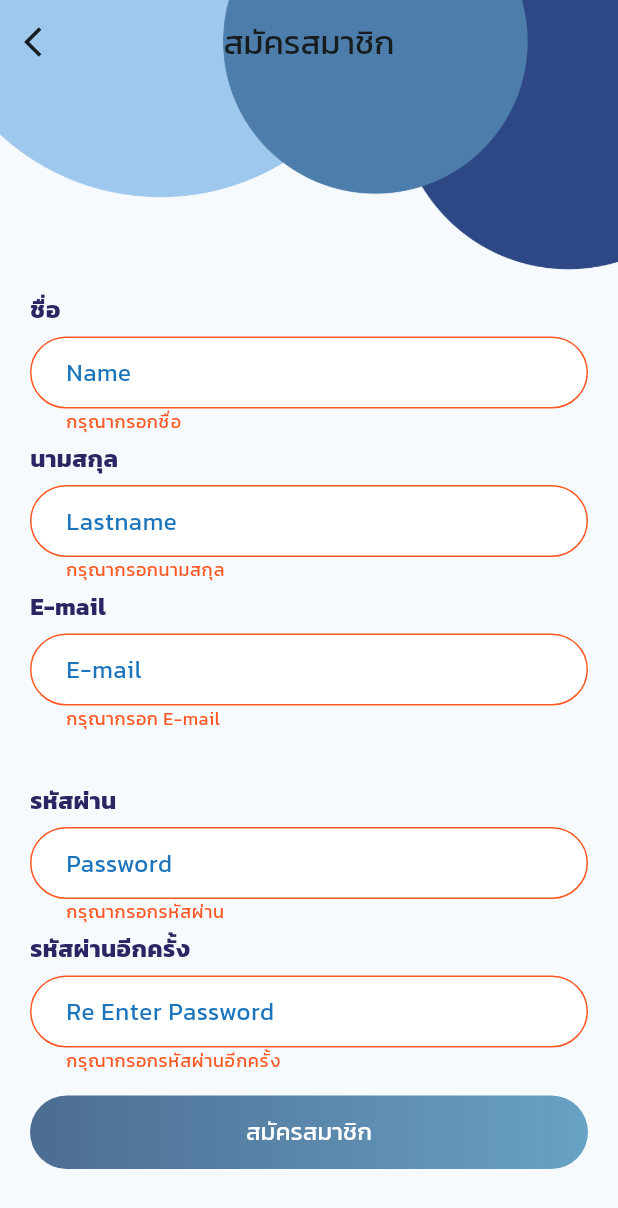
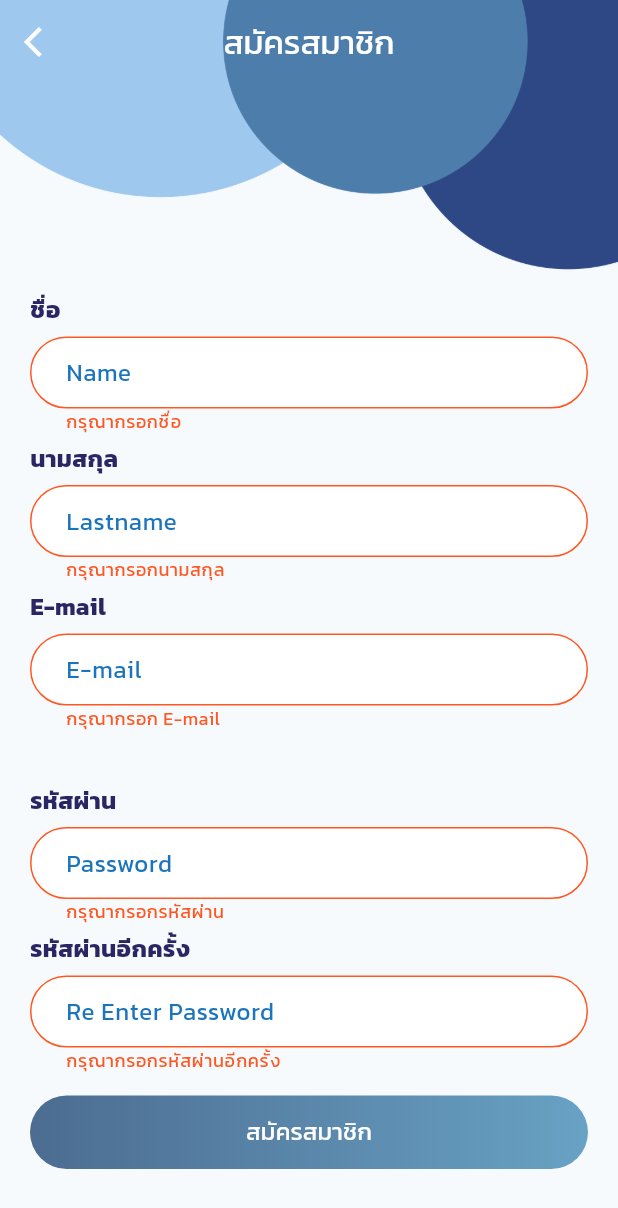
Before and after one commit to Wutthiphon/Flutter_Mobile_CS_Locker, a Flutter app: the SignUpPage screen opened directly, after a tap on "สมัครสมาชิก", on a phone screen of 412 x 824 dp. Shown: the top 1208 px of the screen. Run offline on Flutter 3.47's test engine with Material 3 defaults, Android fonts, the phone set to English and light mode, and no system bars; our stand-ins replace flutter_dotenv, flutter_otp_text_field, font_awesome_flutter, shared_preferences; accounts and stored records are empty.

```diff
--- a/lib/pages/auth/signup_page.dart
+++ b/lib/pages/auth/signup_page.dart
@@ -1,6 +1,5 @@
 import 'package:flutter/material.dart';
 import 'package:flutter_cs_locker_project/services/api/auth_api.dart';
-import 'package:flutter_cs_locker_project/services/storage/storage.dart';
 
 // Data Type
 import 'package:flutter_cs_locker_project/services/data_type.dart';
@@ -11,7 +10,7 @@ import 'package:flutter_cs_locker_project/components/custom_elevated_button.dart
 import 'package:flutter_cs_locker_project/components/dialog/loading_dialog.dart';
 
 // Pages
-import 'package:flutter_cs_locker_project/pages/auth/signup_success_page.dart';
+import 'package:flutter_cs_locker_project/pages/auth/signup_otp_page.dart';
 
 class SignUpPage extends StatefulWidget {
   const SignUpPage({super.key});
@@ -67,47 +66,40 @@ class _SignUpPageState extends State<SignUpPage> {
         return;
       }
 
-      showLoadingDialog(context);
-      isApiLoading = true;
+      Navigator.pushReplacement(
+        context,
+        MaterialPageRoute(
+          builder: (context) => const SignUpOTPPage(),
+        ),
+      );
 
-      httpAuthAPIService
-          .register(
-        RegisterUserData(
-          firstname: signupUserData.firstname.text,
-          lastname: signupUserData.lastname.text,
-          email: signupUserData.email.text,
-          password: signupUserData.password.text,
-        ),
-      )
-          .then(
-        (res) {
-          isApiLoading = false;
-          hideLoadingDialog(context);
-          if (res.containsKey('error') && !!res['error']) {
-            setState(() {
-              isError = true;
-              errorMessage = res['message'];
-            });
-            return;
-          }
-          // Wait for OTP Page
-          // Navigator.pushReplacement(
-          //   context,
-          //   MaterialPageRoute(
-          //     builder: (context) => const SignUpSuccessPage(),
-          //   ),
-          // );
-          // Storage().saveData('AUTH_TOKEN', res['token']);
-          // Storage().saveJsonData(
-          //   'AUTH_USER',
-          //   {
-          //     'email': res['email'],
-          //     'firstname': res['firstname'],
-          //     'lastname': res['lastname'],
-          //   },
-          // );
-        },
-      );
+      // showLoadingDialog(context);
+      // isApiLoading = true;
+
+      // httpAuthAPIService
+      //     .register(
+      //   RegisterUserData(
+      //     firstname: signupUserData.firstname.text,
+      //     lastname: signupUserData.lastname.text,
+      //     email: signupUserData.email.text,
+      //     password: signupUserData.password.text,
+      //   ),
+      // )
+      //     .then(
+      //   (res) {
+      //     isApiLoading = false;
+      //     hideLoadingDialog(context);
+      //     if (res.containsKey('error') && !!res['error']) {
+      //       setState(() {
+      //         isError = true;
+      //         errorMessage = res['message'];
+      //       });
+      //       return;
+      //     }
+
+      //     // Send To OTP Page With Params
+      //   },
+      // );
     }
   }
 
@@ -127,12 +119,20 @@ class _SignUpPageState extends State<SignUpPage> {
               : Colors.transparent,
           child: AppBar(
             leading: IconButton(
-              icon: const Icon(Icons.arrow_back_ios),
+              icon: const Icon(
+                Icons.arrow_back_ios,
+                color: Colors.white,
+              ),
               onPressed: () {
                 Navigator.pop(context);
               },
             ),
-            title: const Text('สมัครสมาชิก'),
+            title: const Text(
+              'สมัครสมาชิก',
+              style: TextStyle(
+                color: Colors.white,
+              ),
+            ),
             centerTitle: true,
             elevation: 0,
             backgroundColor: Colors.transparent,
--- a/pubspec.yaml
+++ b/pubspec.yaml
@@ -35,6 +35,7 @@ dependencies:
   http: ^1.3.0
   shared_preferences: ^2.5.2
   font_awesome_flutter: ^10.8.0
+  flutter_otp_text_field: ^1.1.0+2
 
 dev_dependencies:
   flutter_test:
```
Also changed, not shown: lib/pages/auth/signin_page.dart (+10 -2 lines), lib/pages/auth/signup_otp_page.dart (added, +155 -0 lines), pubspec.lock.
